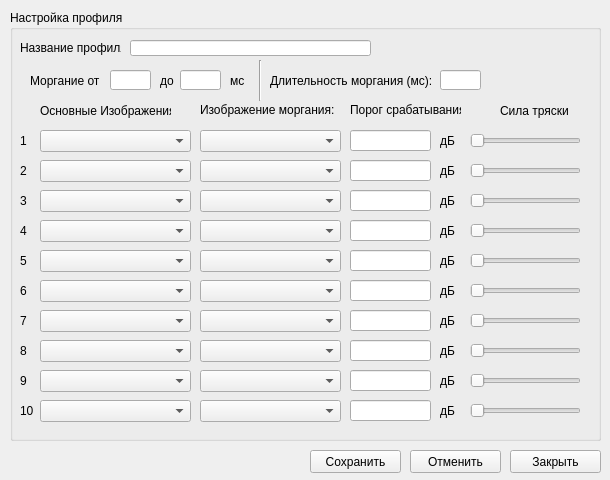
Qt form app/ui/profiles.ui (ENCIDI/PNG-Streamer) before a commit.
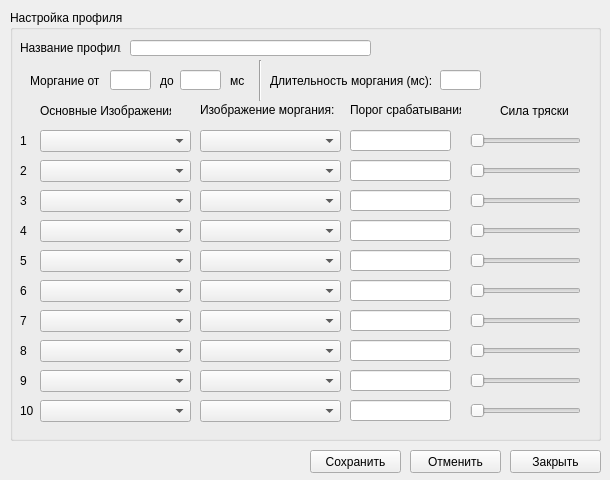
The same form after that commit.

Patch:
```diff
--- a/app/ui/profiles.ui
+++ b/app/ui/profiles.ui
@@ -195,7 +195,7 @@
      <rect>
       <x>340</x>
       <y>120</y>
-      <width>81</width>
+      <width>101</width>
       <height>21</height>
      </rect>
     </property>
@@ -205,7 +205,7 @@
      <rect>
       <x>340</x>
       <y>150</y>
-      <width>81</width>
+      <width>101</width>
       <height>21</height>
      </rect>
     </property>
@@ -215,75 +215,11 @@
      <rect>
       <x>340</x>
       <y>180</y>
-      <width>81</width>
+      <width>101</width>
       <height>21</height>
      </rect>
     </property>
    </widget>
-   <widget class="QLabel" name="label_6">
-    <property name="geometry">
-     <rect>
-      <x>430</x>
-      <y>120</y>
-      <width>21</width>
-      <height>21</height>
-     </rect>
-    </property>
-    <property name="text">
-     <string>дБ</string>
-    </property>
-    <property name="wordWrap">
-     <bool>false</bool>
-    </property>
-   </widget>
-   <widget class="QLabel" name="label_7">
-    <property name="geometry">
-     <rect>
-      <x>430</x>
-      <y>150</y>
-      <width>21</width>
-      <height>21</height>
-     </rect>
-    </property>
-    <property name="text">
-     <string>дБ</string>
-    </property>
-    <property name="wordWrap">
-     <bool>false</bool>
-    </property>
-   </widget>
-   <widget class="QLabel" name="label_8">
-    <property name="geometry">
-     <rect>
-      <x>430</x>
-      <y>180</y>
-      <width>21</width>
-      <height>21</height>
-     </rect>
-    </property>
-    <property name="text">
-     <string>дБ</string>
-    </property>
-    <property name="wordWrap">
-     <bool>false</bool>
-    </property>
-   </widget>
-   <widget class="QLabel" name="label_9">
-    <property name="geometry">
-     <rect>
-      <x>430</x>
-      <y>210</y>
-      <width>21</width>
-      <height>21</height>
-     </rect>
-    </property>
-    <property name="text">
-     <string>дБ</string>
-    </property>
-    <property name="wordWrap">
-     <bool>false</bool>
-    </property>
-   </widget>
    <widget class="QComboBox" name="path4">
     <property name="geometry">
      <rect>
@@ -315,27 +251,11 @@
      <rect>
       <x>340</x>
       <y>210</y>
-      <width>81</width>
+      <width>101</width>
       <height>21</height>
      </rect>
     </property>
    </widget>
-   <widget class="QLabel" name="label_11">
-    <property name="geometry">
-     <rect>
-      <x>430</x>
-      <y>240</y>
-      <width>21</width>
-      <height>21</height>
-     </rect>
-    </property>
-    <property name="text">
-     <string>дБ</string>
-    </property>
-    <property name="wordWrap">
-     <bool>false</bool>
-    </property>
-   </widget>
    <widget class="QComboBox" name="path5">
     <property name="geometry">
      <rect>
@@ -367,27 +287,11 @@
      <rect>
       <x>340</x>
       <y>240</y>
-      <width>81</width>
+      <width>101</width>
       <height>21</height>
      </rect>
     </property>
    </widget>
-   <widget class="QLabel" name="label_13">
-    <property name="geometry">
-     <rect>
-      <x>430</x>
-      <y>270</y>
-      <width>21</width>
-      <height>21</height>
-     </rect>
-    </property>
-    <property name="text">
-     <string>дБ</string>
-    </property>
-    <property name="wordWrap">
-     <bool>false</bool>
-    </property>
-   </widget>
    <widget class="QComboBox" name="path6">
     <property name="geometry">
      <rect>
@@ -419,27 +323,11 @@
      <rect>
       <x>340</x>
       <y>270</y>
-      <width>81</width>
+      <width>101</width>
       <height>21</height>
      </rect>
     </property>
    </widget>
-   <widget class="QLabel" name="label_15">
-    <property name="geometry">
-     <rect>
-      <x>430</x>
-      <y>300</y>
-      <width>21</width>
-      <height>21</height>
-     </rect>
-    </property>
-    <property name="text">
-     <string>дБ</string>
-    </property>
-    <property name="wordWrap">
-     <bool>false</bool>
-    </property>
-   </widget>
    <widget class="QComboBox" name="path7">
     <property name="geometry">
      <rect>
@@ -471,27 +359,11 @@
      <rect>
       <x>340</x>
       <y>300</y>
-      <width>81</width>
+      <width>101</width>
       <height>21</height>
      </rect>
     </property>
    </widget>
-   <widget class="QLabel" name="label_17">
-    <property name="geometry">
-     <rect>
-      <x>430</x>
-      <y>330</y>
-      <width>21</width>
-      <height>21</height>
-     </rect>
-    </property>
-    <property name="text">
-     <string>дБ</string>
-    </property>
-    <property name="wordWrap">
-     <bool>false</bool>
-    </property>
-   </widget>
    <widget class="QComboBox" name="path8">
     <property name="geometry">
      <rect>
@@ -523,27 +395,11 @@
      <rect>
       <x>340</x>
       <y>330</y>
-      <width>81</width>
+      <width>101</width>
       <height>21</height>
      </rect>
     </property>
    </widget>
-   <widget class="QLabel" name="label_19">
-    <property name="geometry">
-     <rect>
-      <x>430</x>
-      <y>360</y>
-      <width>21</width>
-      <height>21</height>
-     </rect>
-    </property>
-    <property name="text">
-     <string>дБ</string>
-    </property>
-    <property name="wordWrap">
-     <bool>false</bool>
-    </property>
-   </widget>
    <widget class="QComboBox" name="path9">
     <property name="geometry">
      <rect>
@@ -575,27 +431,11 @@
      <rect>
       <x>340</x>
       <y>360</y>
-      <width>81</width>
+      <width>101</width>
       <height>21</height>
      </rect>
     </property>
    </widget>
-   <widget class="QLabel" name="label_21">
-    <property name="geometry">
-     <rect>
-      <x>430</x>
-      <y>390</y>
-      <width>21</width>
-      <height>21</height>
-     </rect>
-    </property>
-    <property name="text">
-     <string>дБ</string>
-    </property>
-    <property name="wordWrap">
-     <bool>false</bool>
-    </property>
-   </widget>
    <widget class="QComboBox" name="path10">
     <property name="geometry">
      <rect>
@@ -627,7 +467,7 @@
      <rect>
       <x>340</x>
       <y>390</y>
-      <width>81</width>
+      <width>101</width>
       <height>21</height>
      </rect>
     </property>
```
